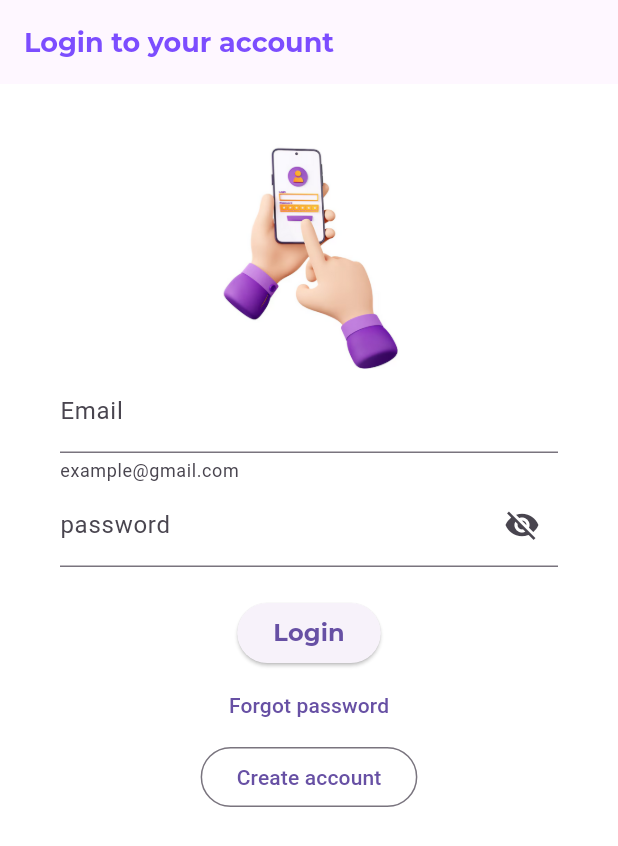
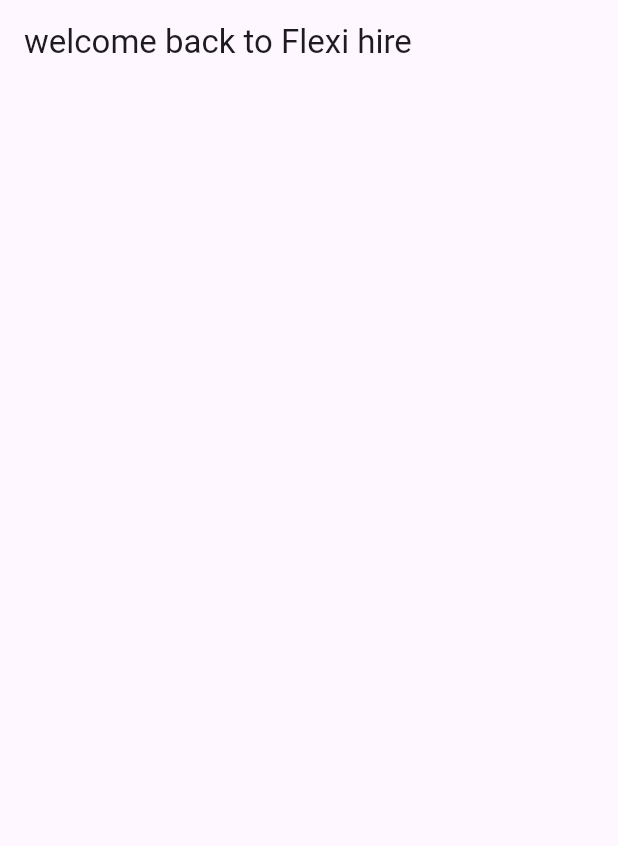
Before and after one commit to BraisonWabwire/flexi_hire, a Flutter app: the screen it shows once a user with an empty profile is signed in, on a phone screen of 412 x 824 dp. Shown: the top 846 px of the screen. Run offline on Flutter 3.47's test engine with Material 3 defaults, Android fonts, the phone set to English and light mode, and no system bars; our stand-ins replace firebase_auth, firebase_core, google_fonts, smooth_page_indicator; accounts and stored records are empty.

Commit message:
verifying success login

```diff
--- a/lib/main.dart
+++ b/lib/main.dart
@@ -2,6 +2,7 @@ import 'package:firebase_auth/firebase_auth.dart';
 import 'package:flexi_hire/homepage.dart';
 // import 'package:flexi_hire/intro_screens/intro_page1.dart';
 import 'package:flexi_hire/onboarding_screen.dart';
+import 'package:flexi_hire/user_homepage.dart';
 import 'package:flutter/material.dart';
 import 'firebase_options.dart';
 import 'package:firebase_core/firebase_core.dart';
@@ -23,7 +24,7 @@ class MyApp extends StatelessWidget {
         stream: FirebaseAuth.instance.authStateChanges(),
         builder: (context, snapshot) {
           if (snapshot.hasData) {
-            return HomePage();
+            return UserHomepage();
           } else {
             return OnboardingScreen();
           }
--- /dev/null
+++ b/lib/user_homepage.dart
@@ -0,0 +1,17 @@
+import 'package:flutter/material.dart';
+
+class UserHomepage extends StatefulWidget {
+  const UserHomepage({super.key});
+
+  @override
+  State<UserHomepage> createState() => _UserHomepageState();
+}
+
+class _UserHomepageState extends State<UserHomepage> {
+  @override
+  Widget build(BuildContext context) {
+    return Scaffold(
+      appBar: AppBar(title: Text("welcome back to Flexi hire"),),
+    );
+  }
+}
--- a/pubspec.yaml
+++ b/pubspec.yaml
@@ -36,6 +36,7 @@ dependencies:
   google_fonts: ^6.2.1
   firebase_core: ^3.15.1
   firebase_auth: ^5.6.2
+  url_launcher: ^6.3.2
 
 dev_dependencies:
   flutter_test:
```
Also changed, not shown: lib/homepage.dart (+19 -3 lines), pubspec.lock, 6 other files.
